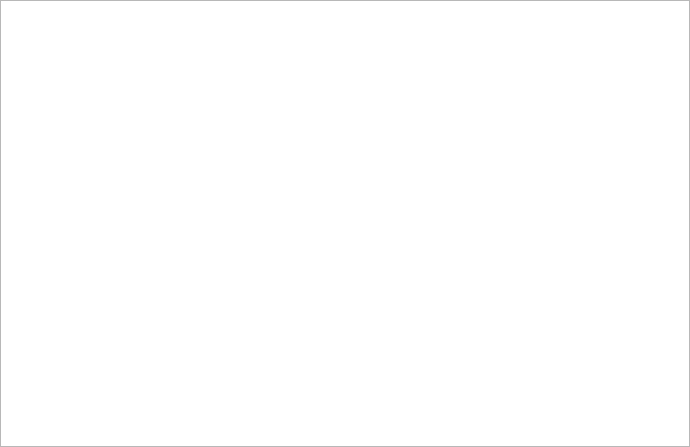
This is workspace_member/workspacememberdialog.ui in ytxerp/ytx-client as Qt 5 draws it before an edit. The edited form follows.
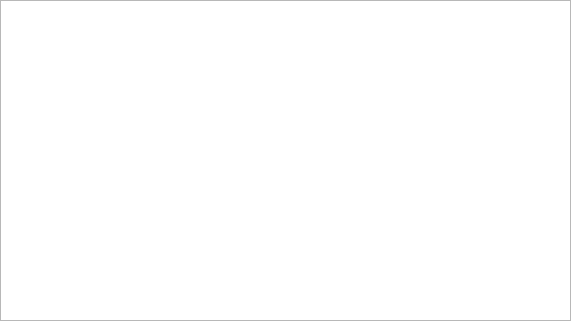
This is the edited form.

Patch:
```diff
--- a/workspace_member/workspacememberdialog.ui
+++ b/workspace_member/workspacememberdialog.ui
@@ -6,8 +6,8 @@
    <rect>
     <x>0</x>
     <y>0</y>
-    <width>690</width>
-    <height>447</height>
+    <width>571</width>
+    <height>321</height>
    </rect>
   </property>
   <property name="windowTitle">
```
